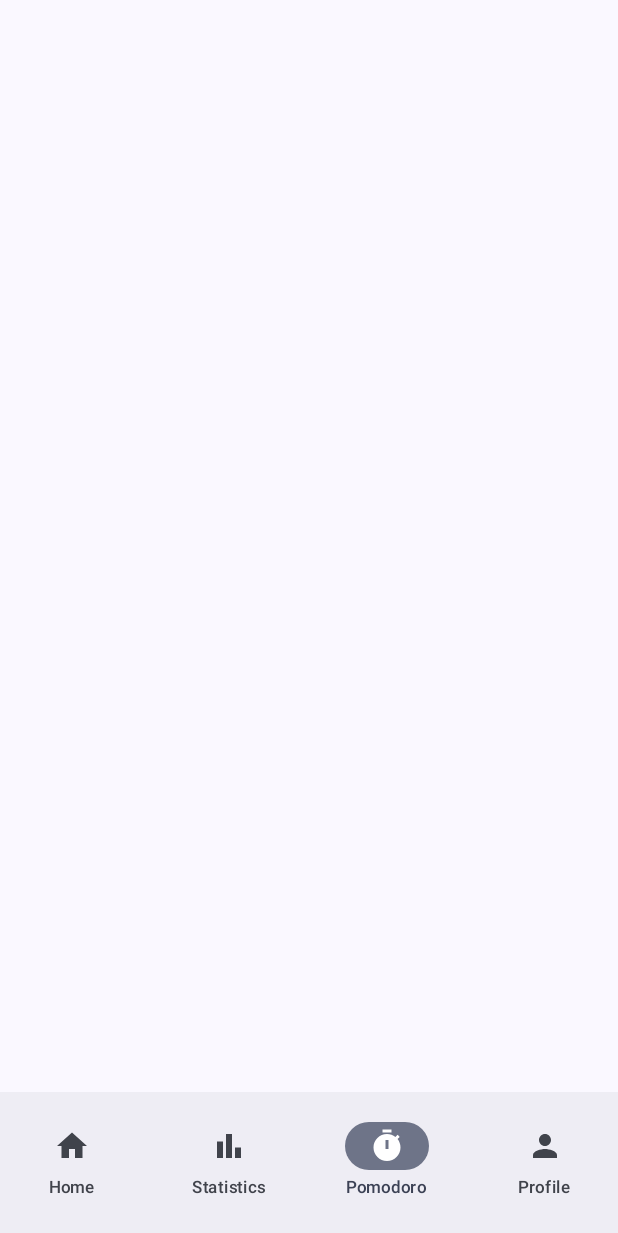
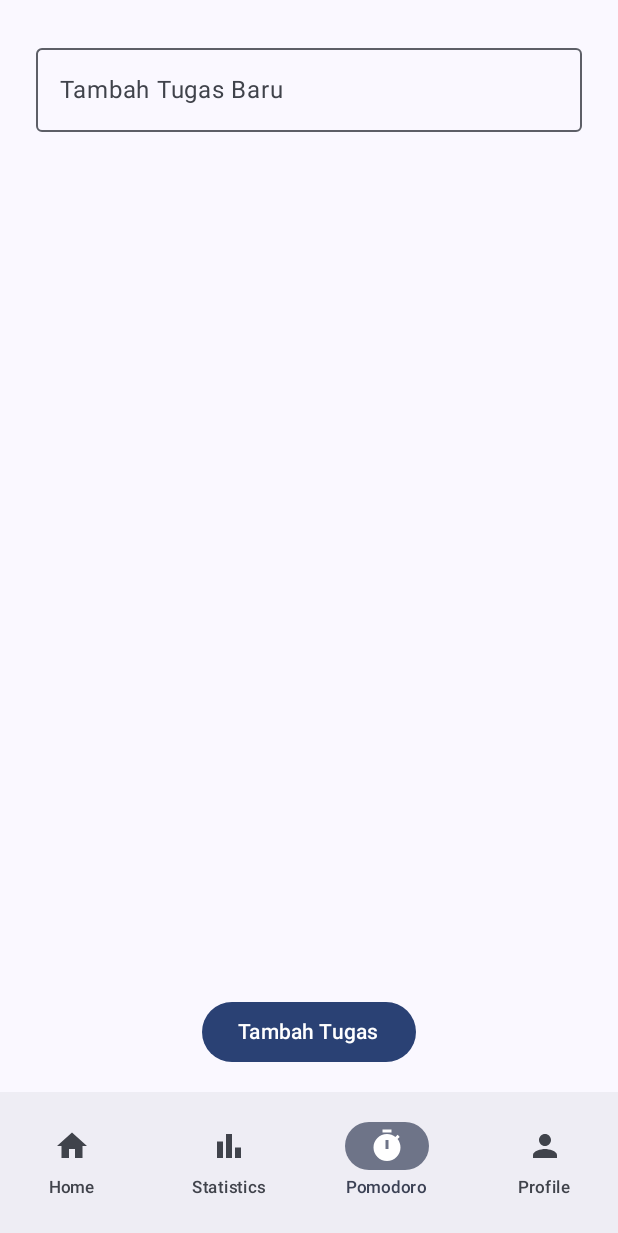
Before and after one commit to Y716/Habitify, an Android app built with Jetpack Compose: the PomodoroPage screen opened through its navigation route, on a phone screen of 412 x 824 dp. Shown: the top 1233 px of the screen. Run offline under Robolectric (Android 15) with nearby library versions, the phone set to English and light mode, and no system bars; our stand-ins replace Firebase (no records; nobody signed in at launch, a user with empty details on screens opened directly), Room's generated code, livedata-compose.

Commit message:
add task feature in Pomodoro Page

```diff
--- a/app/src/main/java/com/example/habitify/AppNavigation.kt
+++ b/app/src/main/java/com/example/habitify/AppNavigation.kt
@@ -14,6 +14,7 @@ import androidx.navigation.navArgument
 import com.example.habitify.pages.AddHabitPage
 import com.example.habitify.pages.HomePage
 import com.example.habitify.pages.LoginPage
+import com.example.habitify.pages.PomodoroPage
 import com.example.habitify.pages.RegisterPage
 import com.example.habitify.pages.StatisticsPage
 //import com.example.habitify.pages.StatisticPage
@@ -57,7 +58,7 @@ fun AppNavigation(
             StatisticsPage(viewModel, navController)
         }
         composable("pomodoro_clock") {
-//            PomodoroPage() // Assuming you have this screen
+            PomodoroPage()
         }
         composable("profile") {
 //            ProfilePage() // Placeholder for a profile or logout page
--- a/app/src/main/java/com/example/habitify/pages/PomodoroPage.kt
+++ b/app/src/main/java/com/example/habitify/pages/PomodoroPage.kt
@@ -1,19 +1,125 @@
 package com.example.habitify.pages
 
+import androidx.compose.foundation.background
+import androidx.compose.foundation.layout.Arrangement
 import androidx.compose.foundation.layout.Box
+import androidx.compose.foundation.layout.Column
+import androidx.compose.foundation.layout.Row
 import androidx.compose.foundation.layout.fillMaxSize
+import androidx.compose.foundation.layout.fillMaxWidth
+import androidx.compose.foundation.layout.padding
+import androidx.compose.foundation.layout.size
+import androidx.compose.foundation.shape.CircleShape
+import androidx.compose.foundation.shape.RoundedCornerShape
+import androidx.compose.foundation.text.BasicTextField
+import androidx.compose.material3.Button
+import androidx.compose.material3.Card
+import androidx.compose.material3.CardDefaults
 import androidx.compose.material3.MaterialTheme
+import androidx.compose.material3.OutlinedTextField
 import androidx.compose.material3.Text
+import androidx.compose.material3.TextField
 import androidx.compose.runtime.Composable
+import androidx.compose.runtime.LaunchedEffect
+import androidx.compose.runtime.getValue
+import androidx.compose.runtime.mutableIntStateOf
+import androidx.compose.runtime.mutableStateOf
+import androidx.compose.runtime.remember
+import androidx.compose.runtime.setValue
 import androidx.compose.ui.Alignment
 import androidx.compose.ui.Modifier
+import androidx.compose.ui.draw.clip
+import androidx.compose.ui.graphics.Color
+import androidx.compose.ui.text.font.FontWeight
+import androidx.compose.ui.text.input.TextFieldValue
+import androidx.compose.ui.unit.dp
+import androidx.compose.ui.unit.sp
+import kotlinx.coroutines.delay
 
 @Composable
 fun PomodoroPage() {
-    Box(
-        modifier = Modifier.fillMaxSize(),
-        contentAlignment = Alignment.Center
+    var taskName by remember { mutableStateOf(TextFieldValue("")) }
+    var taskList by remember { mutableStateOf(listOf<String>()) }
+    var isPlaying by remember { mutableStateOf(false) }
+    var pomodoroTime by remember { mutableIntStateOf(25 * 60) }
+    var remainingTime by remember { mutableIntStateOf(pomodoroTime) }
+    var showDialog by remember { mutableStateOf(false) }
+
+    LaunchedEffect(isPlaying){
+        while (isPlaying && remainingTime > 0) {
+            delay(1000L)
+            remainingTime -= 1
+        }
+        if (remainingTime <= 1) {
+            isPlaying = false
+        }
+    }
+
+    Column(
+        modifier = Modifier
+            .fillMaxSize()
+            .padding(16.dp),
+        horizontalAlignment = Alignment.CenterHorizontally,
+        verticalArrangement = Arrangement.SpaceBetween
     ) {
-        Text(text = "Pomodoro Page", style = MaterialTheme.typography.headlineLarge)
+        if (taskList.isEmpty()) {
+            OutlinedTextField(
+                value = taskName,
+                onValueChange = { taskName = it },
+                label = { Text("Tambah Tugas Baru") },
+                singleLine = true,
+                modifier = Modifier
+                    .fillMaxWidth()
+                    .padding(8.dp)
+            )
+            Button(
+                onClick = {
+                    if (taskName.text.isNotEmpty()) {
+                        taskList = taskList + taskName.text
+                        taskName = TextFieldValue("")
+                    }
+                },
+                modifier = Modifier.padding(top = 8.dp)
+            ) {
+                Text("Tambah Tugas")
+            }
+        } else {
+            Column(
+                modifier = Modifier
+                    .fillMaxWidth()
+                    .padding(8.dp),
+                horizontalAlignment = Alignment.CenterHorizontally
+            ) {
+                taskList.forEachIndexed { index, task ->
+                    Card(
+                        shape = RoundedCornerShape(8.dp),
+                        modifier = Modifier
+                            .fillMaxWidth()
+                            .padding(vertical = 4.dp),
+                        elevation = CardDefaults.cardElevation(defaultElevation = 4.dp)
+                    ) {
+                        Row(
+                            modifier = Modifier
+                                .fillMaxWidth()
+                                .padding(8.dp),
+                            horizontalArrangement = Arrangement.SpaceBetween,
+                            verticalAlignment = Alignment.CenterVertically
+                        ) {
+                            Text(text = task,
+                                fontSize = (18.sp),
+                                fontWeight = FontWeight.Normal,
+                                color = Color.Black)
+                            Button(onClick = {
+                                taskList = taskList.toMutableList().apply {
+                                    removeAt(index)
+                                }
+                            }) {
+                                Text("Selesai")
+                            }
+                        }
+                    }
+                }
+            }
+        }
     }
 }
```
